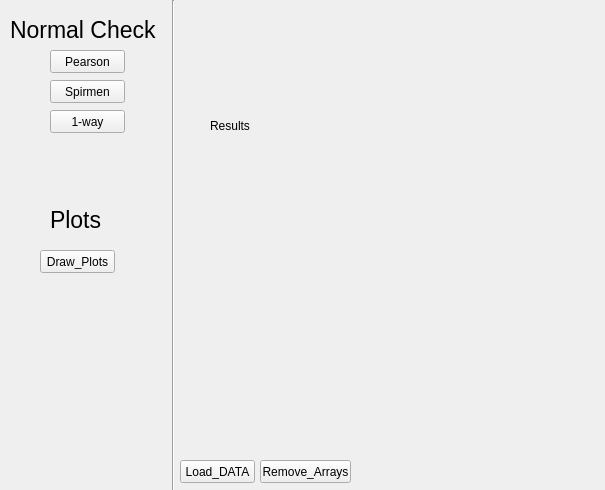
The window that ui2.ui (zoohan955/OCLDiplome) describes before a commit, drawn with Qt 5.
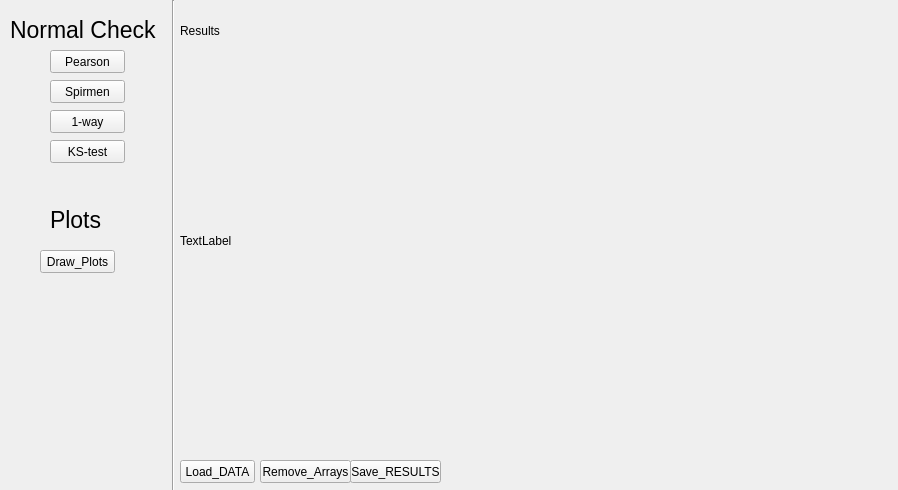
The same window after the commit.

Diff of the .ui file:
```diff
--- a/ui2.ui
+++ b/ui2.ui
@@ -6,7 +6,7 @@
    <rect>
     <x>0</x>
     <y>0</y>
-    <width>605</width>
+    <width>898</width>
     <height>490</height>
    </rect>
   </property>
@@ -16,10 +16,10 @@
   <widget class="QLabel" name="Results">
    <property name="geometry">
     <rect>
-     <x>210</x>
-     <y>10</y>
-     <width>311</width>
-     <height>231</height>
+     <x>180</x>
+     <y>0</y>
+     <width>41</width>
+     <height>61</height>
     </rect>
    </property>
    <property name="text">
@@ -153,6 +153,45 @@
     <string>Remove_Arrays</string>
    </property>
   </widget>
+  <widget class="QLabel" name="label_3">
+   <property name="geometry">
+    <rect>
+     <x>180</x>
+     <y>40</y>
+     <width>701</width>
+     <height>401</height>
+    </rect>
+   </property>
+   <property name="text">
+    <string>TextLabel</string>
+   </property>
+  </widget>
+  <widget class="QPushButton" name="Load_Btn_2">
+   <property name="geometry">
+    <rect>
+     <x>350</x>
+     <y>460</y>
+     <width>91</width>
+     <height>23</height>
+    </rect>
+   </property>
+   <property name="text">
+    <string>Save_RESULTS</string>
+   </property>
+  </widget>
+  <widget class="QPushButton" name="pushButton_4">
+   <property name="geometry">
+    <rect>
+     <x>50</x>
+     <y>140</y>
+     <width>75</width>
+     <height>23</height>
+    </rect>
+   </property>
+   <property name="text">
+    <string>KS-test</string>
+   </property>
+  </widget>
  </widget>
  <resources/>
  <connections/>
```
